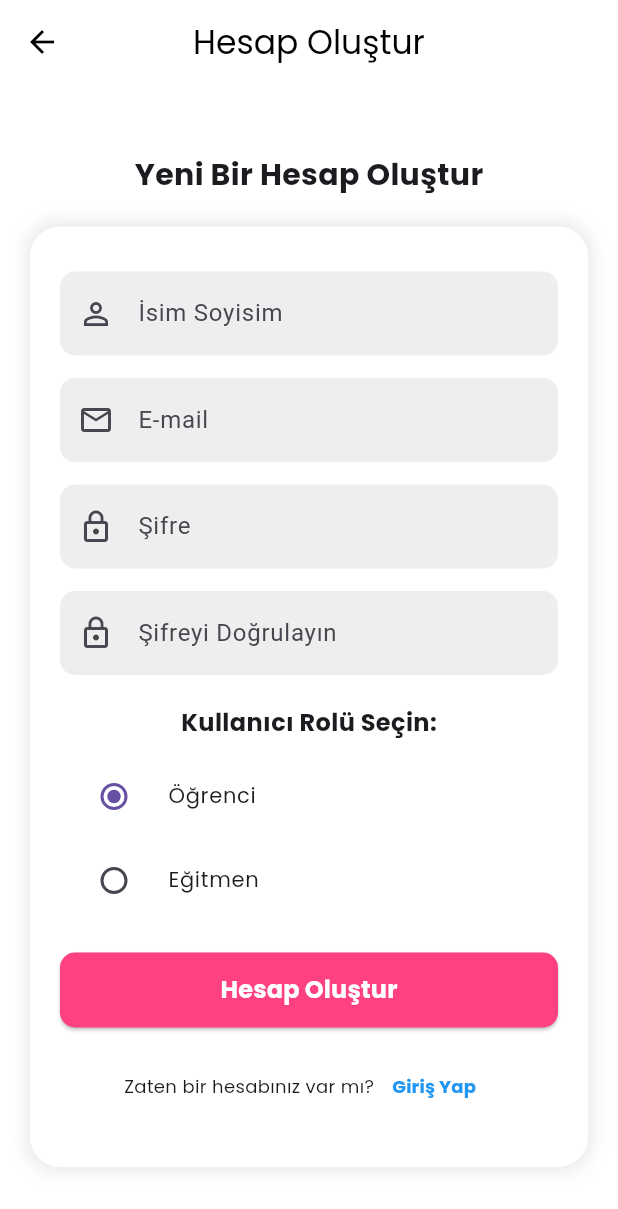
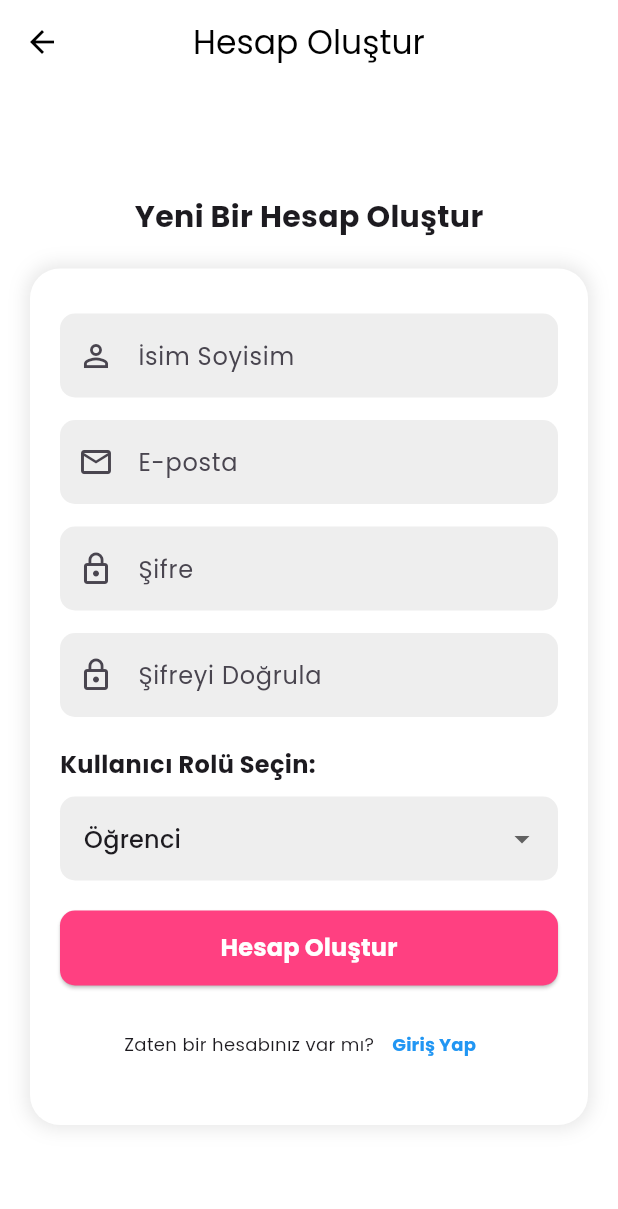
Before and after one commit to mineekilincc/egitmen-ogrenci-platformu, a Flutter app: the CreateAccountScreen screen opened directly, on a phone screen of 412 x 824 dp. Shown: the top 1209 px of the screen. Run offline on Flutter 3.47's test engine with Material 3 defaults, Android fonts, the light colour scheme and no system bars; our stand-ins replace cloud_firestore, firebase_auth, firebase_core, google_fonts; accounts and stored records are empty.

Commit message:
4.Hafta commit
.

```diff
--- a/analysis_options.yaml
+++ b/analysis_options.yaml
@@ -7,6 +7,10 @@
 
 # The following line activates a set of recommended lints for Flutter apps,
 # packages, and plugins designed to encourage good coding practices.
+analyzer:
+  errors:
+    library_private_types_in_public_api: ignore
+    use_build_context_synchronously: ignore
 include: package:flutter_lints/flutter.yaml
 
 linter:
--- a/lib/create_account.dart
+++ b/lib/create_account.dart
@@ -1,5 +1,8 @@
 import 'package:flutter/material.dart';
 import 'package:google_fonts/google_fonts.dart';
+import 'package:firebase_auth/firebase_auth.dart';
+import 'package:cloud_firestore/cloud_firestore.dart';
+import 'main.dart'; // Doğru dosya adıyla giriş ekranına yönlendirme
 
 class CreateAccountScreen extends StatefulWidget {
   const CreateAccountScreen({super.key});
@@ -9,7 +12,76 @@ class CreateAccountScreen extends StatefulWidget {
 }
 
 class _CreateAccountScreenState extends State<CreateAccountScreen> {
-  String? _userRole = 'Öğrenci'; // Varsayılan olarak Öğrenci seçildi
+  final _fullNameController = TextEditingController();
+  final _emailController = TextEditingController();
+  final _passwordController = TextEditingController();
+  final _confirmPasswordController = TextEditingController();
+  String _userRole = 'Öğrenci'; // Default seçim
+
+  final FirebaseAuth _auth = FirebaseAuth.instance;
+  final FirebaseFirestore _firestore = FirebaseFirestore.instance;
+
+  bool _isLoading = false;
+
+  @override
+  void dispose() {
+    _fullNameController.dispose();
+    _emailController.dispose();
+    _passwordController.dispose();
+    _confirmPasswordController.dispose();
+    super.dispose();
+  }
+
+  Future<void> _register() async {
+    if (_passwordController.text != _confirmPasswordController.text) {
+      ScaffoldMessenger.of(
+        context,
+      ).showSnackBar(const SnackBar(content: Text('Şifreler eşleşmiyor!')));
+      return;
+    }
+
+    setState(() {
+      _isLoading = true;
+    });
+
+    try {
+      UserCredential userCredential = await _auth
+          .createUserWithEmailAndPassword(
+            email: _emailController.text.trim(),
+            password: _passwordController.text.trim(),
+          );
+
+      await _firestore.collection('users').doc(userCredential.user!.uid).set({
+        'fullName': _fullNameController.text.trim(),
+        'email': _emailController.text.trim(),
+        'role': _userRole == "Öğrenci" ? "student" : "instructor",
+        'createdAt': FieldValue.serverTimestamp(),
+      });
+
+      if (!mounted) return; // BUILD CONTEXT hatasını önlemek için
+
+      ScaffoldMessenger.of(
+        context,
+      ).showSnackBar(const SnackBar(content: Text('Kayıt başarılı!')));
+
+      Navigator.pushReplacement(
+        context,
+        MaterialPageRoute(builder: (context) => const LoginScreen()),
+      );
+    } on FirebaseAuthException catch (e) {
+      if (!mounted) return;
+
+      ScaffoldMessenger.of(
+        context,
+      ).showSnackBar(SnackBar(content: Text('Hata: ${e.message}')));
+    } finally {
+      if (mounted) {
+        setState(() {
+          _isLoading = false;
+        });
+      }
+    }
+  }
 
   @override
   Widget build(BuildContext context) {
@@ -47,7 +119,7 @@ class _CreateAccountScreenState extends State<CreateAccountScreen> {
                 decoration: BoxDecoration(
                   color: Colors.white,
                   borderRadius: BorderRadius.circular(20),
-                  boxShadow: [
+                  boxShadow: const [
                     BoxShadow(
                       color: Color.fromRGBO(0, 0, 0, 0.1),
                       blurRadius: 10,
@@ -57,68 +129,41 @@ class _CreateAccountScreenState extends State<CreateAccountScreen> {
                 ),
                 child: Column(
                   children: [
-                    // İsim TextField
                     TextField(
-                      decoration: InputDecoration(
-                        hintText: "İsim Soyisim",
-                        prefixIcon: const Icon(Icons.person_outline),
-                        border: OutlineInputBorder(
-                          borderRadius: BorderRadius.circular(10),
-                          borderSide: BorderSide.none,
-                        ),
-                        filled: true,
-                        fillColor: Colors.grey.shade200,
+                      controller: _fullNameController,
+                      decoration: _inputDecoration(
+                        "İsim Soyisim",
+                        Icons.person_outline,
                       ),
                     ),
                     const SizedBox(height: 15),
-                    // Email TextField
                     TextField(
-                      decoration: InputDecoration(
-                        hintText: "E-mail",
-                        prefixIcon: const Icon(Icons.email_outlined),
-                        border: OutlineInputBorder(
-                          borderRadius: BorderRadius.circular(10),
-                          borderSide: BorderSide.none,
-                        ),
-                        filled: true,
-                        fillColor: Colors.grey.shade200,
+                      controller: _emailController,
+                      decoration: _inputDecoration(
+                        "E-posta",
+                        Icons.email_outlined,
                       ),
                     ),
                     const SizedBox(height: 15),
-                    // Şifre TextField
                     TextField(
+                      controller: _passwordController,
                       obscureText: true,
-                      decoration: InputDecoration(
-                        hintText: "Şifre",
-                        prefixIcon: const Icon(Icons.lock_outline),
-                        border: OutlineInputBorder(
-                          borderRadius: BorderRadius.circular(10),
-                          borderSide: BorderSide.none,
-                        ),
-                        filled: true,
-                        fillColor: Colors.grey.shade200,
-                      ),
+                      decoration: _inputDecoration("Şifre", Icons.lock_outline),
                     ),
                     const SizedBox(height: 15),
-
-                    // Şifre Onay TextField
                     TextField(
+                      controller: _confirmPasswordController,
                       obscureText: true,
-                      decoration: InputDecoration(
-                        hintText: "Şifreyi Doğrulayın",
-                        prefixIcon: const Icon(Icons.lock_outline),
-                        border: OutlineInputBorder(
-                          borderRadius: BorderRadius.circular(10),
-                          borderSide: BorderSide.none,
-                        ),
-                        filled: true,
-                        fillColor: Colors.grey.shade200,
+                      decoration: _inputDecoration(
+                        "Şifreyi Doğrula",
+                        Icons.lock_outline,
                       ),
                     ),
                     const SizedBox(height: 20),
 
-                    // Kullanıcı Rolü Seçimi (Eğitmen / Öğrenci)
+                    // Kullanıcı Rolü Seçimi
                     Column(
+                      crossAxisAlignment: CrossAxisAlignment.start,
                       children: [
                         Text(
                           'Kullanıcı Rolü Seçin:',
@@ -128,30 +173,28 @@ class _CreateAccountScreenState extends State<CreateAccountScreen> {
                           ),
                         ),
                         const SizedBox(height: 10),
-                        // Öğrenci ve Eğitmen seçenekleri
-                        RadioListTile<String>(
-                          title: Text(
-                            'Öğrenci',
-                            style: GoogleFonts.poppins(fontSize: 14),
+                        DropdownButtonFormField<String>(
+                          value: _userRole,
+                          decoration: InputDecoration(
+                            filled: true,
+                            fillColor: Colors.grey.shade200,
+                            border: OutlineInputBorder(
+                              borderRadius: BorderRadius.circular(10),
+                              borderSide: BorderSide.none,
                             ),
-                          value: 'Öğrenci',
-                          groupValue: _userRole,
-                          onChanged: (String? value) {
+                          ),
+                          items:
+                              ["Öğrenci", "Eğitmen"]
+                                  .map(
+                                    (role) => DropdownMenuItem(
+                                      value: role,
+                                      child: Text(role),
+                                    ),
+                                  )
+                                  .toList(),
+                          onChanged: (value) {
                             setState(() {
-                              _userRole = value;
-                            });
-                          },
-                        ),
-                        RadioListTile<String>(
-                          title: Text(
-                            'Eğitmen',
-                            style: GoogleFonts.poppins(fontSize: 14),
-                          ),
-                          value: 'Eğitmen.',
-                          groupValue: _userRole,
-                          onChanged: (String? value) {
-                            setState(() {
-                              _userRole = value;
+                              _userRole = value!;
                             });
                           },
                         ),
@@ -159,16 +202,13 @@ class _CreateAccountScreenState extends State<CreateAccountScreen> {
                     ),
                     const SizedBox(height: 20),
 
-                    // Hesap Oluştur Button
-                    SizedBox(
+                    _isLoading
+                        ? const CircularProgressIndicator()
+                        : SizedBox(
                           width: double.infinity,
                           height: 50,
                           child: ElevatedButton(
-                        onPressed: () {
-                          // Hesap oluşturma işlemleri burada gerçekleştirilecek
-                          // ignore: avoid_print
-                          print("Kullanıcı Rolü: $_userRole");
-                        },
+                            onPressed: _register,
                             style: ElevatedButton.styleFrom(
                               backgroundColor: Colors.pinkAccent,
                               shape: RoundedRectangleBorder(
@@ -186,7 +226,8 @@ class _CreateAccountScreenState extends State<CreateAccountScreen> {
                           ),
                         ),
                     const SizedBox(height: 15),
-                    // Zaten bir hesabınız var mı?
+
+                    // Zaten hesabı var mı?
                     Row(
                       mainAxisAlignment: MainAxisAlignment.center,
                       children: [
@@ -196,7 +237,12 @@ class _CreateAccountScreenState extends State<CreateAccountScreen> {
                         ),
                         TextButton(
                           onPressed: () {
-                            // Giriş ekranına yönlendirme işlemleri burada gerçekleştirilecek
+                            Navigator.pushReplacement(
+                              context,
+                              MaterialPageRoute(
+                                builder: (context) => const LoginScreen(),
+                              ),
+                            );
                           },
                           child: Text(
                             "Giriş Yap",
@@ -218,4 +264,17 @@ class _CreateAccountScreenState extends State<CreateAccountScreen> {
       ),
     );
   }
+
+  InputDecoration _inputDecoration(String hint, IconData icon) {
+    return InputDecoration(
+      hintText: hint,
+      prefixIcon: Icon(icon),
+      filled: true,
+      fillColor: Colors.grey.shade200,
+      border: OutlineInputBorder(
+        borderRadius: BorderRadius.circular(10),
+        borderSide: BorderSide.none,
+      ),
+    );
   }
+}
```
Also changed, not shown: lib/add_course_page.dart (+44 -85 lines), lib/main.dart (+139 -66 lines), lib/models/add_course_page.dart (added, +74 -0 lines), lib/models/course_model.dart (added, +34 -0 lines), lib/models/courses_page.dart (added, +50 -0 lines), pubspec.yaml (+15 -1 lines), pubspec.lock, 6 other files. Lines whose indentation alone changed are shown as unchanged.
